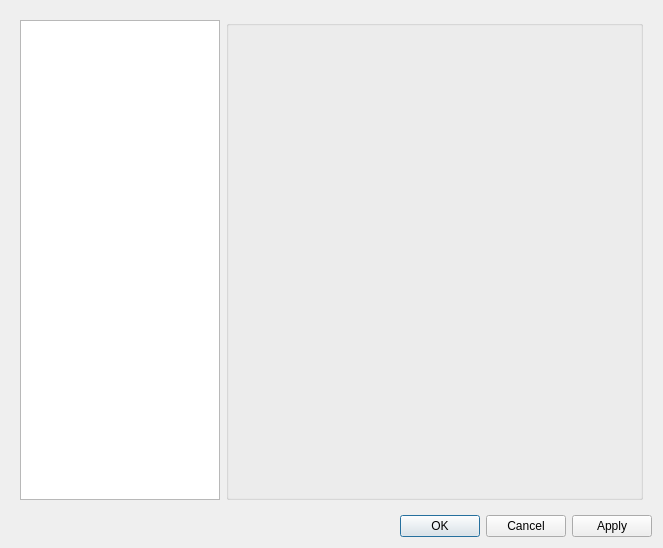
First picture: the form in src/core/gui/configuration/configurationdialog.ui, repository Destroyerrrocket/doomseeker-unofficial, before the edit.
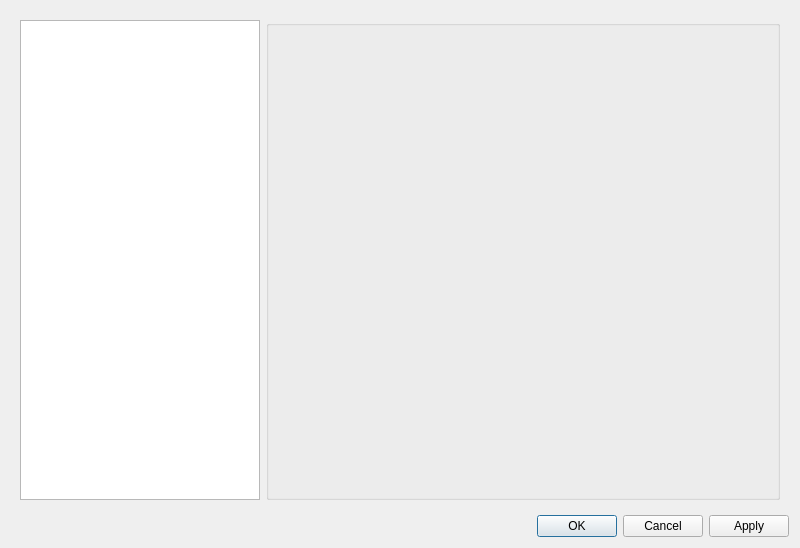
Second picture: the form after the edit.

Commit message: - Fix size of tree view's validation column and increase overall width of configuration dialog to make more space for systems with larger fonts where the section labels were being cut off or the window would auto-expand when opening sections that needed more space.

```diff
--- a/src/core/gui/configuration/configurationdialog.ui
+++ b/src/core/gui/configuration/configurationdialog.ui
@@ -6,7 +6,7 @@
    <rect>
     <x>0</x>
     <y>0</y>
-    <width>663</width>
+    <width>800</width>
     <height>548</height>
    </rect>
   </property>
@@ -30,7 +30,7 @@
         </property>
         <property name="maximumSize">
          <size>
-          <width>200</width>
+          <width>240</width>
           <height>16777215</height>
          </size>
         </property>
@@ -40,6 +40,9 @@
         <attribute name="headerVisible">
          <bool>false</bool>
         </attribute>
+        <attribute name="headerDefaultSectionSize">
+         <number>20</number>
+        </attribute>
         <attribute name="headerStretchLastSection">
          <bool>false</bool>
         </attribute>
```
The commit also changes 1 other file.
